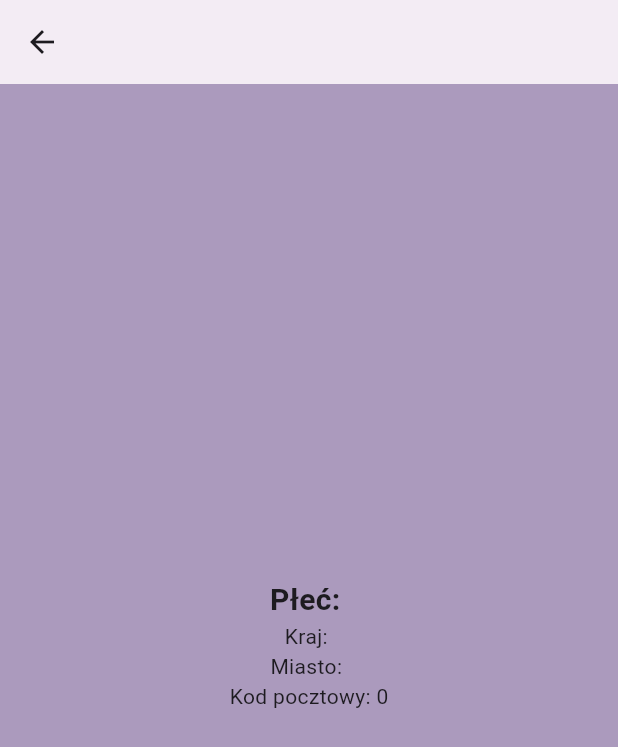
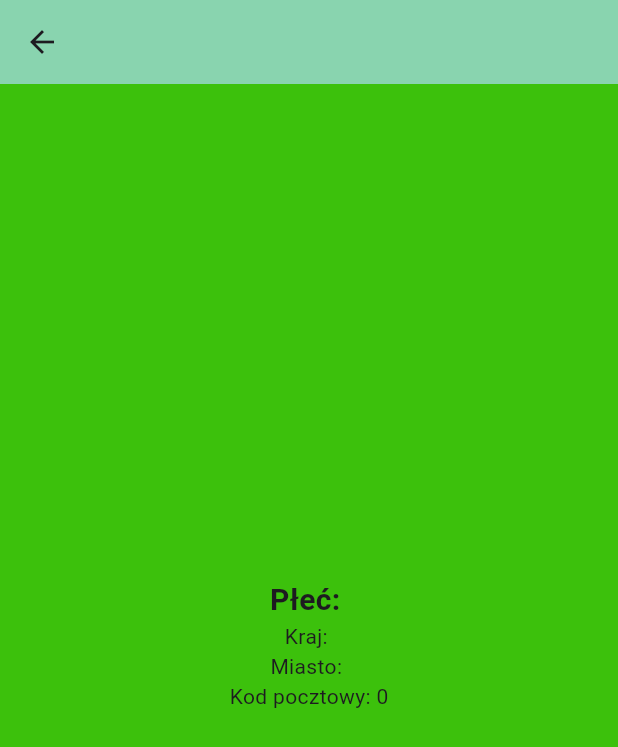
Before and after one commit to ZPatryk/api_shot, a Flutter app: the UserDetailScreen screen opened directly with empty values, on a phone screen of 412 x 824 dp. Shown: the top 747 px of the screen. Run offline on Flutter 3.47's test engine with Material 3 defaults, Android fonts, the phone set to English and light mode, and no system bars; our stand-ins replace sqflite; accounts and stored records are empty; network calls fail.

Commit message:
zmiana stylizacji UI/UX

```diff
--- a/lib/UserDetailsScreen.dart
+++ b/lib/multirandomuser/userdetailscreen/UserDetailsScreen.dart
@@ -1,9 +1,7 @@
-import 'package:api_shot/sqlite/database_helper.dart';
 import 'package:flutter/cupertino.dart';
 import 'package:flutter/material.dart';
 
-class UserDetailScreen extends StatelessWidget {
-
+class UserDetailScreen extends StatefulWidget {
   final String firstName;
   final String lastName;
 
@@ -26,26 +24,42 @@ class UserDetailScreen extends StatelessWidget {
   });
 
   @override
+  _UserDetailScreenState createState() => _UserDetailScreenState();
+}
+
+class _UserDetailScreenState extends State<UserDetailScreen> {
+  double _textPosition = -200; // początkowa pozycja poza ekranem
+
+  @override
+  void initState() {
+    super.initState();
+    Future.delayed(Duration(milliseconds: 300), () {
+      setState(() {
+        _textPosition = 0; // przesuniecie tekstu na srodek
+      });
+    });
+  }
+
+  @override
   Widget build(BuildContext context) {
     return Scaffold(
       appBar: AppBar(
-        backgroundColor: const Color.fromARGB(12, 12, 12, 12),
-        title: Text('$firstName $lastName'),
+        backgroundColor: const Color.fromARGB(120, 6, 172, 86),
+        title: Text('${widget.firstName} ${widget.lastName}'),
       ),
       body: Container(
-        color: const Color.fromARGB(255, 171, 154, 189), // Brakujący przecinek
+        color: const Color.fromARGB(255, 60, 193, 12),
         child: Center(
           child: Column(
             mainAxisAlignment: MainAxisAlignment.center,
             children: [
               Text(
-                'Płeć: $gender',
+                'Płeć: ${widget.gender}',
                 style: TextStyle(fontSize: 20, fontWeight: FontWeight.bold),
               ),
-              Text('Kraj: $country'),
-              Text('Miasto: $city'),
-              Text('Kod pocztowy: $postcode'),
-
+              Text('Kraj: ${widget.country}'),
+              Text('Miasto: ${widget.city}'),
+              Text('Kod pocztowy: ${widget.postcode}'),
               SizedBox(height: 20),
             ],
           ),
```
Also changed, not shown: lib/multirandomuser/user_multi_ui.dart (+9 -2 lines), lib/onerandomuser/user_ui.dart (+24 -3 lines), lib/user_list.dart (+25 -5 lines), lib/utils/styles.dart (added, +37 -0 lines).
